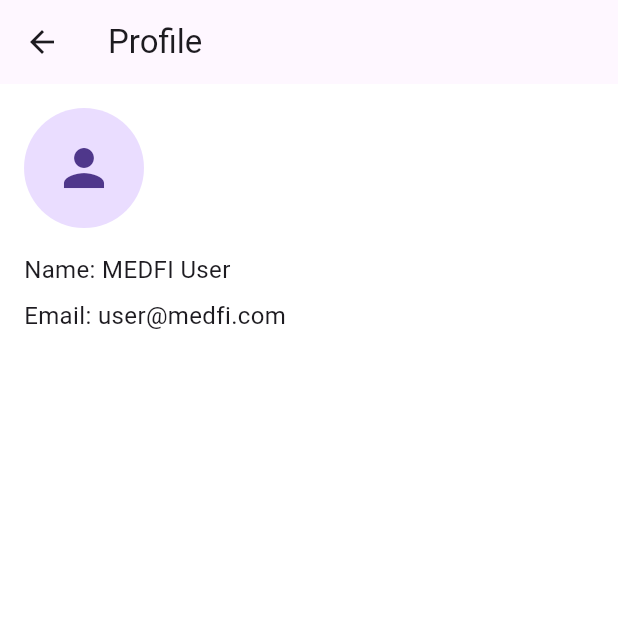
After one commit to Mohammad-Munaam/medfi_app, a Flutter app: the screen it shows once a user with an empty profile is signed in, after a tap on the "person outline" icon, on a phone screen of 412 x 824 dp, the top half of it. The commit adds this screen. Run offline on Flutter 3.47's test engine with Material 3 defaults, Android fonts, the light colour scheme and no system bars; our stand-ins replace cloud_firestore, firebase_auth, firebase_core, geolocator, google_maps_flutter, google_sign_in; accounts and stored records are empty.

Commit message:
Phase 3 UI completed

```diff
--- a/lib/screens/home_screen.dart
+++ b/lib/screens/home_screen.dart
@@ -1,5 +1,7 @@
 import 'package:flutter/material.dart';
 import 'request_ambulance_screen.dart';
+import 'login_screen.dart';
+import 'profile_screen.dart';
 
 class HomeScreen extends StatelessWidget {
   const HomeScreen({super.key});
@@ -25,8 +27,15 @@ class HomeScreen extends StatelessWidget {
             child: Column(
               crossAxisAlignment: CrossAxisAlignment.start,
               children: [
-                const Padding(
-                  padding: EdgeInsets.all(20),
+                // 🔹 TOP BAR (TITLE + ACTIONS)
+                Padding(
+                  padding: const EdgeInsets.symmetric(
+                    horizontal: 20,
+                    vertical: 10,
+                  ),
+                  child: Row(
+                    children: [
+                      const Expanded(
                         child: Column(
                           crossAxisAlignment: CrossAxisAlignment.start,
                           children: [
@@ -41,6 +50,36 @@ class HomeScreen extends StatelessWidget {
                             Text(
                               'Emergency medical help, fast & reliable',
                               style: TextStyle(fontSize: 14),
+                            ),
+                          ],
+                        ),
+                      ),
+
+                      // 🔹 PROFILE BUTTON
+                      IconButton(
+                        icon: const Icon(Icons.person_outline),
+                        onPressed: () {
+                          Navigator.push(
+                            context,
+                            MaterialPageRoute(
+                              builder: (_) => const ProfileScreen(),
+                            ),
+                          );
+                        },
+                      ),
+
+                      // 🔹 LOGOUT BUTTON
+                      IconButton(
+                        icon: const Icon(Icons.logout),
+                        onPressed: () {
+                          Navigator.pushAndRemoveUntil(
+                            context,
+                            MaterialPageRoute(
+                              builder: (_) => const LoginScreen(),
+                            ),
+                                (route) => false,
+                          );
+                        },
                       ),
                     ],
                   ),
@@ -64,7 +103,7 @@ class HomeScreen extends StatelessWidget {
                           },
                         ),
                         const SizedBox(height: 16),
-                        _InfoCard(),
+                        const _InfoCard(),
                       ],
                     ),
                   ),
@@ -143,6 +182,8 @@ class _RequestCard extends StatelessWidget {
 
 // ================= INFO CARD =================
 class _InfoCard extends StatelessWidget {
+  const _InfoCard();
+
   @override
   Widget build(BuildContext context) {
     return Container(
--- a/lib/screens/login_screen.dart
+++ b/lib/screens/login_screen.dart
@@ -135,7 +135,7 @@ class _LoginScreenState extends State<LoginScreen> {
                   label: const Text('Continue with Google'),
                   onPressed: () async {
                     final user =
-                    await GoogleAuthService.signInWithGoogle();
+                    await GoogleAuthService().signIn();
                     if (user != null && mounted) {
                       Navigator.pushReplacement(
                         context,
--- /dev/null
+++ b/lib/screens/profile_screen.dart
@@ -0,0 +1,28 @@
+import 'package:flutter/material.dart';
+
+class ProfileScreen extends StatelessWidget {
+  const ProfileScreen({super.key});
+
+  @override
+  Widget build(BuildContext context) {
+    return Scaffold(
+      appBar: AppBar(title: const Text("Profile")),
+      body: Padding(
+        padding: const EdgeInsets.all(16),
+        child: Column(
+          crossAxisAlignment: CrossAxisAlignment.start,
+          children: const [
+            CircleAvatar(
+              radius: 40,
+              child: Icon(Icons.person, size: 40),
+            ),
+            SizedBox(height: 16),
+            Text("Name: MEDFI User", style: TextStyle(fontSize: 16)),
+            SizedBox(height: 8),
+            Text("Email: user@medfi.com", style: TextStyle(fontSize: 16)),
+          ],
+        ),
+      ),
+    );
+  }
+}
```
Also changed, not shown: lib/screens/tracking_screen.dart (+119 -54 lines), lib/services/google_auth_service.dart (+8 -21 lines), pubspec.yaml (+1 -9 lines), pubspec.lock, 3 other files. Lines whose indentation alone changed are shown as unchanged.
